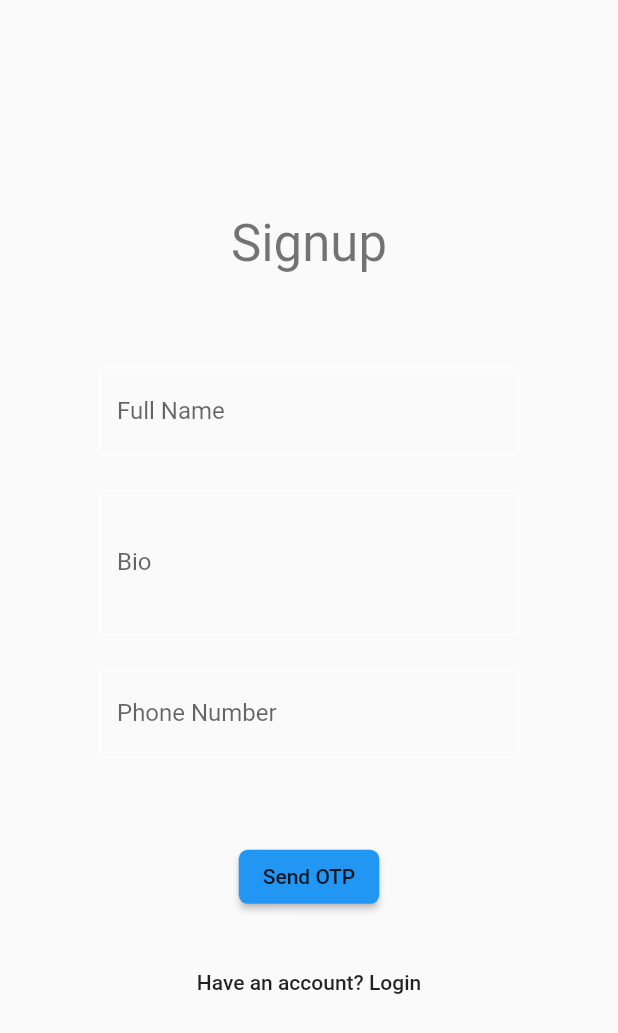
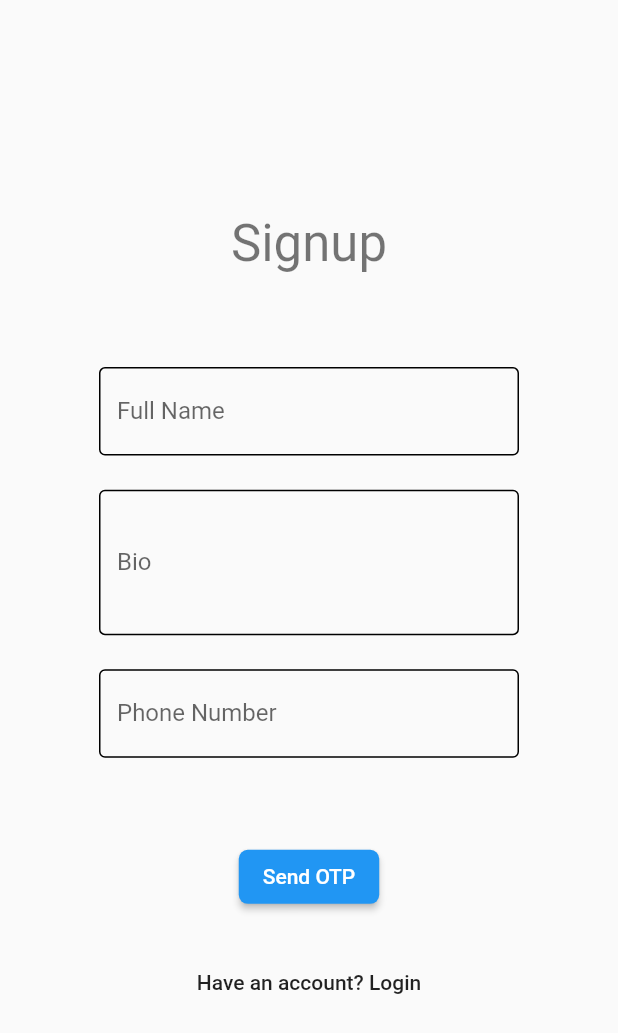
Before and after one commit to gsriram24/essentials_exchange_app, a Flutter app: the SignupScreen screen opened directly with empty values, on a phone screen of 412 x 824 dp. Shown: the top 1033 px of the screen. Run offline on Flutter 3.47's test engine with Material 2 defaults, Android fonts, the phone set to English and light mode, and no system bars; our stand-ins replace firebase_auth, firebase_storage, image_picker; accounts and stored records are empty.

Commit message:
Styling changes in login and signup

```diff
--- a/lib/screens/signup_screen.dart
+++ b/lib/screens/signup_screen.dart
@@ -23,11 +23,7 @@ class _SignupScreenState extends State<SignupScreen> {
             TextFormField(
               decoration: InputDecoration(
                 border: OutlineInputBorder(),
-                enabledBorder: OutlineInputBorder(
-                  borderSide: BorderSide(
-                    color: Colors.white,
-                  ),
-                ),
+                enabledBorder: OutlineInputBorder(),
                 labelText: 'Enter OTP',
               ),
               keyboardType: TextInputType.phone,
@@ -51,7 +47,7 @@ class _SignupScreenState extends State<SignupScreen> {
               color: Theme.of(context).accentColor,
               child: Text(
                 'Singup',
-                style: Theme.of(context).textTheme.button,
+                style: TextStyle(color: Colors.white),
               ),
             )
           ],
@@ -75,11 +71,7 @@ class _SignupScreenState extends State<SignupScreen> {
               focusNode: _nameFocus,
               decoration: InputDecoration(
                 border: OutlineInputBorder(),
-                enabledBorder: OutlineInputBorder(
-                  borderSide: BorderSide(
-                    color: Colors.white,
-                  ),
-                ),
+                enabledBorder: OutlineInputBorder(),
                 labelText: 'Full Name',
               ),
               textInputAction: TextInputAction.next,
@@ -96,11 +88,7 @@ class _SignupScreenState extends State<SignupScreen> {
               focusNode: _bioFocus,
               decoration: InputDecoration(
                 border: OutlineInputBorder(),
-                enabledBorder: OutlineInputBorder(
-                  borderSide: BorderSide(
-                    color: Colors.white,
-                  ),
-                ),
+                enabledBorder: OutlineInputBorder(),
                 labelText: 'Bio',
               ),
               maxLines: 3,
@@ -118,11 +106,7 @@ class _SignupScreenState extends State<SignupScreen> {
               focusNode: _phoneFocus,
               decoration: InputDecoration(
                 border: OutlineInputBorder(),
-                enabledBorder: OutlineInputBorder(
-                  borderSide: BorderSide(
-                    color: Colors.white,
-                  ),
-                ),
+                enabledBorder: OutlineInputBorder(),
                 labelText: 'Phone Number',
               ),
               textInputAction: TextInputAction.done,
@@ -156,7 +140,7 @@ class _SignupScreenState extends State<SignupScreen> {
               color: Theme.of(context).accentColor,
               child: Text(
                 'Send OTP',
-                style: Theme.of(context).textTheme.button,
+                style: TextStyle(color: Colors.white),
               ),
             ),
             FlatButton(
--- a/lib/wrappers/auth_homepage.dart
+++ b/lib/wrappers/auth_homepage.dart
@@ -7,6 +7,6 @@ import 'login_signup.dart';
 class Wrapper extends StatelessWidget {
   @override
   Widget build(BuildContext context) {
-    return ViewRequestsScreen();
+    return Authenticate();
   }
 }
```
Also changed, not shown: lib/screens/login_screen.dart (+4 -12 lines).
